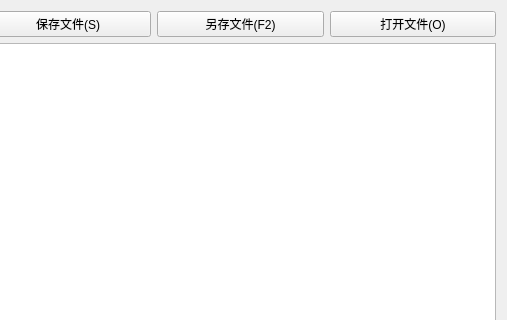
Qt form ui/editor2.ui (JeremyChim/dt) before a commit; both pictures show x 543 to 1050 and y 0 to 320 of the 1050 by 675 pixel window.
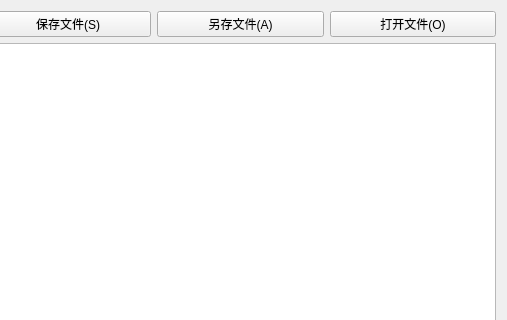
The same form after that commit.

The edit to the form file:
```diff
--- a/ui/editor2.ui
+++ b/ui/editor2.ui
@@ -50,7 +50,7 @@
      <item>
       <widget class="QPushButton" name="SaveAsBtn">
        <property name="text">
-        <string>另存文件(F2)</string>
+        <string>另存文件(A)</string>
        </property>
       </widget>
      </item>
```
